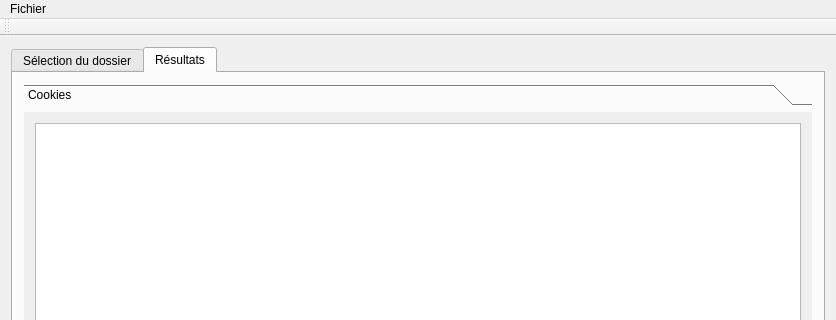
The window that ui/main_window.ui (mgrzybek/forensics-data-extractor) describes before a commit, drawn with Qt 5; both pictures show x 0 to 836 and y 0 to 320 of the 836 by 754 pixel window.
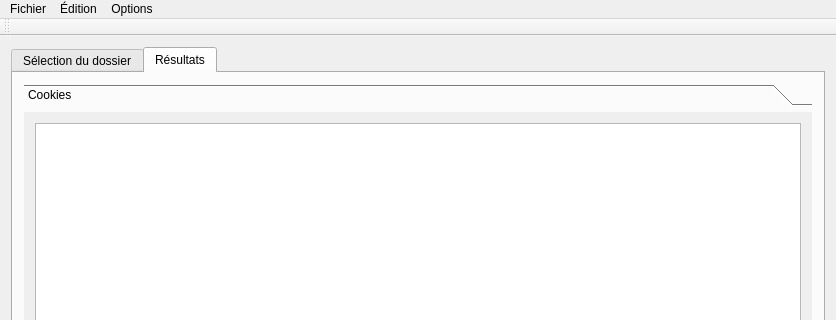
The same window after the commit. The open tabs and pages were chosen to show the change.

Patch:
```diff
--- a/ui/main_window.ui
+++ b/ui/main_window.ui
@@ -428,7 +428,20 @@
     <addaction name="separator"/>
     <addaction name="action_Quit"/>
    </widget>
+   <widget class="QMenu" name="menu_dition">
+    <property name="title">
+     <string>Édition</string>
+    </property>
+   </widget>
+   <widget class="QMenu" name="menuOptions">
+    <property name="title">
+     <string>Options</string>
+    </property>
+    <addaction name="action_Preferences"/>
+   </widget>
    <addaction name="menuFichier"/>
+   <addaction name="menu_dition"/>
+   <addaction name="menuOptions"/>
   </widget>
   <widget class="QToolBar" name="mainToolBar">
    <attribute name="toolBarArea">
```
Left out of the diff: 56 changed lines with no effect on the pictures.
